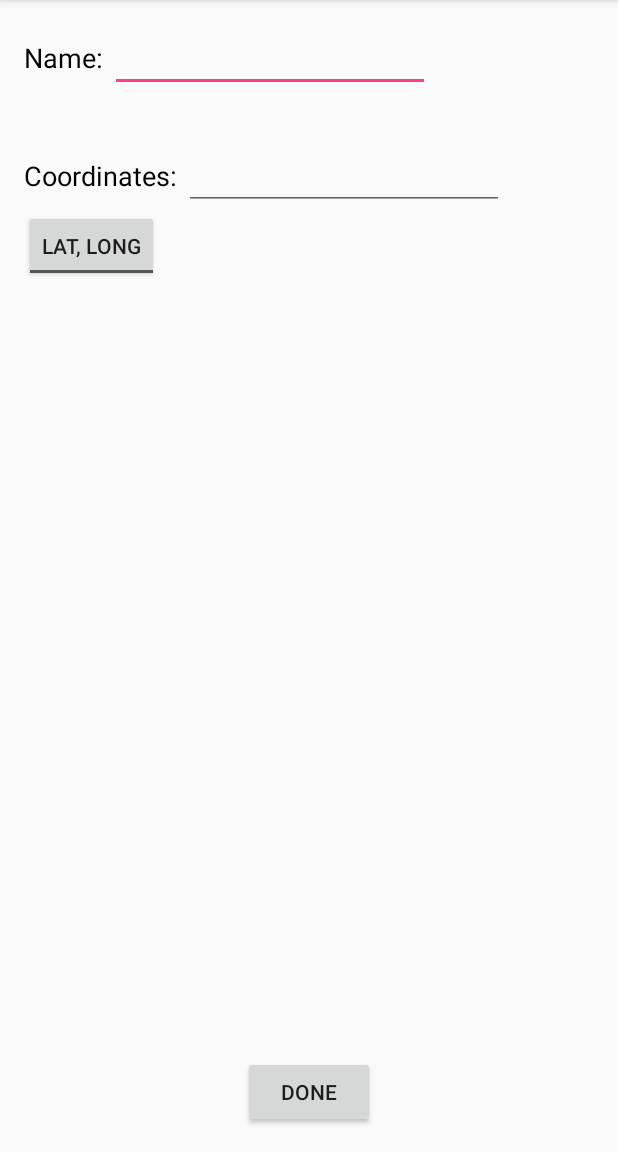
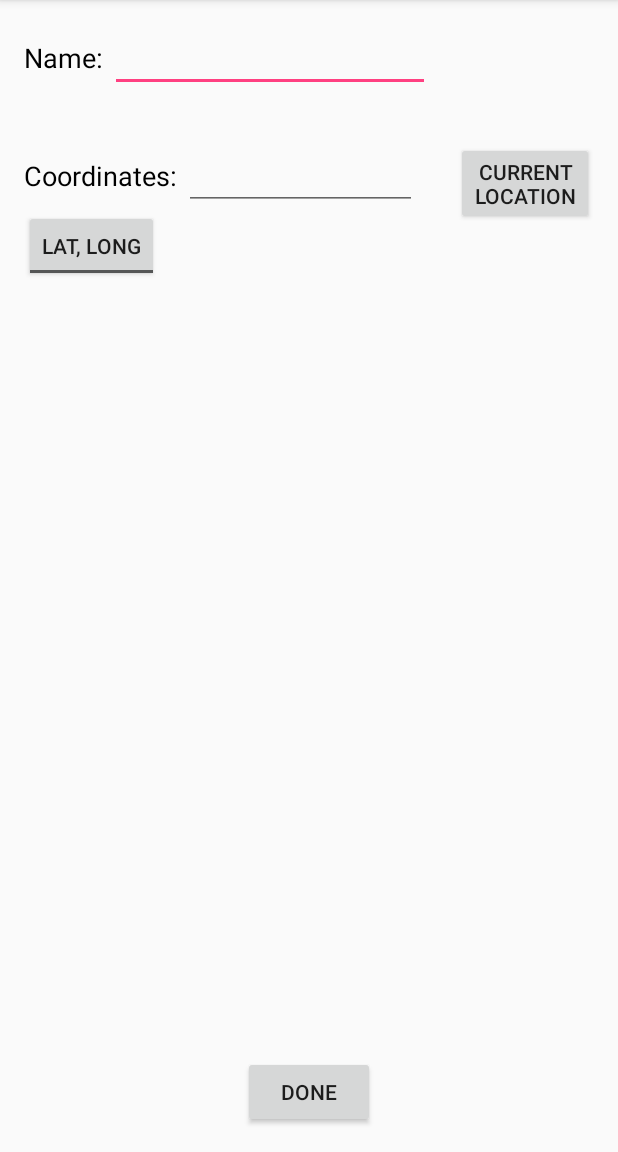
Before and after one commit to josh26turner/Waypoint-Compass, an Android app: the addWayPoint screen opened directly, with no data from a screen before it, on a phone screen of 412 x 824 dp, the part 84-1236 px from its top. Run offline under Robolectric (Android 15) with nearby library versions, the phone set to English and light mode, and no system bars.

Commit message:
Use current location

```diff
--- a/WaypointCompass/app/build.gradle
+++ b/WaypointCompass/app/build.gradle
@@ -5,7 +5,7 @@ android {
     buildToolsVersion '27.0.3'
     defaultConfig {
         applicationId "com.example.josh.waypointcompass"
-        minSdkVersion 15
+        minSdkVersion 17
         targetSdkVersion 25
         versionCode 1
         versionName "1.0"
--- a/WaypointCompass/app/src/main/res/layout/activity_add_way_point.xml
+++ b/WaypointCompass/app/src/main/res/layout/activity_add_way_point.xml
@@ -46,14 +46,14 @@
         android:layout_marginTop="43dp" />
 
     <EditText
-        android:layout_width="wrap_content"
+        android:id="@+id/coordEditor"
+        android:layout_width="155dp"
         android:layout_height="wrap_content"
-        android:ems="10"
-        android:id="@+id/coordEditor"
         android:layout_alignBaseline="@+id/coordText"
         android:layout_alignBottom="@+id/coordText"
+        android:layout_toEndOf="@+id/coordText"
         android:layout_toRightOf="@+id/coordText"
-        android:layout_toEndOf="@+id/coordText" />
+        android:ems="10" />
 
     <ToggleButton
         android:text="ToggleButton"
@@ -87,4 +87,13 @@
         android:layout_alignParentBottom="true"
         android:layout_centerHorizontal="true" />
 
+    <Button
+        android:id="@+id/useLocation"
+        android:layout_width="wrap_content"
+        android:layout_height="wrap_content"
+        android:layout_alignParentEnd="true"
+        android:layout_alignTop="@+id/coordEditor"
+        android:onClick="useCurrentLocation"
+        android:text="Current\nLocation" />
+
 </RelativeLayout>
```
Also changed, not shown: WaypointCompass/app/src/main/java/com/example/josh/waypointcompass/addWayPoint.java (+20 -0 lines).
